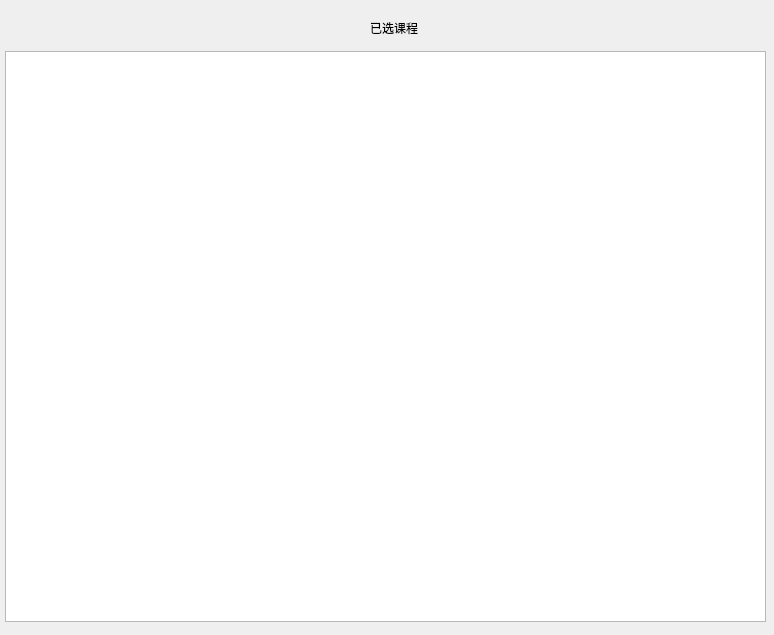
AngXue/stuCour-SelMS, file ui/originalUIFile/selectedSubsWindow.ui: the form before one commit.
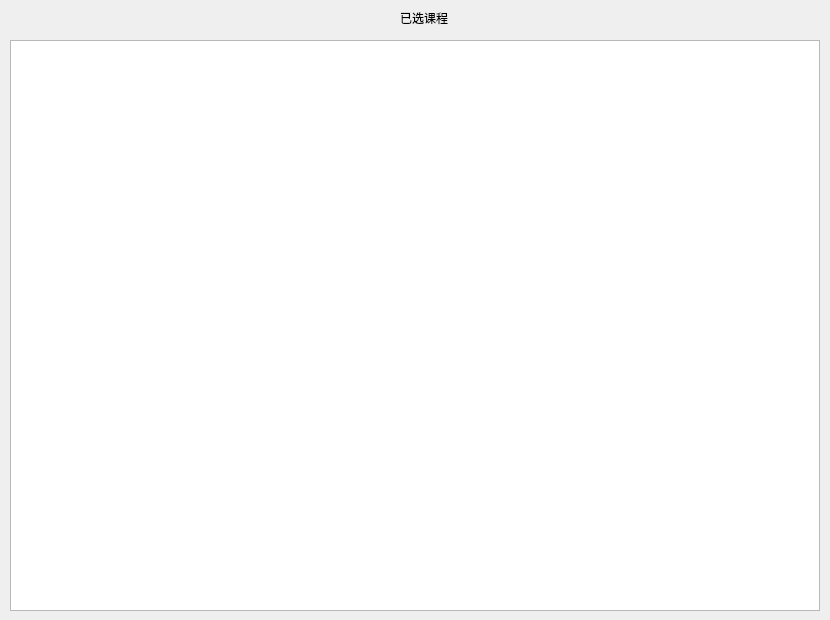
The form after the commit.

What changed in the file:
```diff
--- a/ui/originalUIFile/selectedSubsWindow.ui
+++ b/ui/originalUIFile/selectedSubsWindow.ui
@@ -6,20 +6,20 @@
    <rect>
     <x>0</x>
     <y>0</y>
-    <width>774</width>
-    <height>635</height>
+    <width>830</width>
+    <height>620</height>
    </rect>
   </property>
   <property name="minimumSize">
    <size>
-    <width>774</width>
-    <height>635</height>
+    <width>830</width>
+    <height>620</height>
    </size>
   </property>
   <property name="maximumSize">
    <size>
-    <width>774</width>
-    <height>635</height>
+    <width>830</width>
+    <height>620</height>
    </size>
   </property>
   <property name="windowTitle">
@@ -28,21 +28,21 @@
   <widget class="QTableWidget" name="showSelectedSubs">
    <property name="geometry">
     <rect>
-     <x>5</x>
-     <y>51</y>
-     <width>761</width>
+     <x>10</x>
+     <y>40</y>
+     <width>810</width>
      <height>571</height>
     </rect>
    </property>
    <property name="minimumSize">
     <size>
-     <width>761</width>
+     <width>810</width>
      <height>571</height>
     </size>
    </property>
    <property name="maximumSize">
     <size>
-     <width>761</width>
+     <width>810</width>
      <height>571</height>
     </size>
    </property>
@@ -50,8 +50,8 @@
   <widget class="QLabel" name="topPrompt">
    <property name="geometry">
     <rect>
-     <x>370</x>
-     <y>20</y>
+     <x>400</x>
+     <y>10</y>
      <width>72</width>
      <height>15</height>
     </rect>
```
